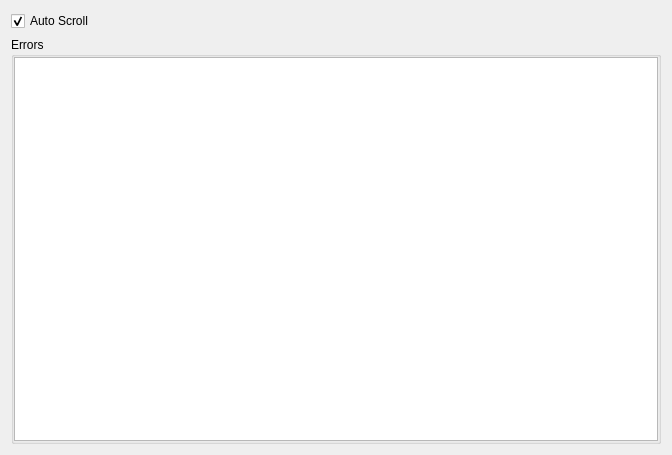
Old version of the form src/dialogs/errorlogdialog.ui in the repository ModbusScope/ModbusScope.
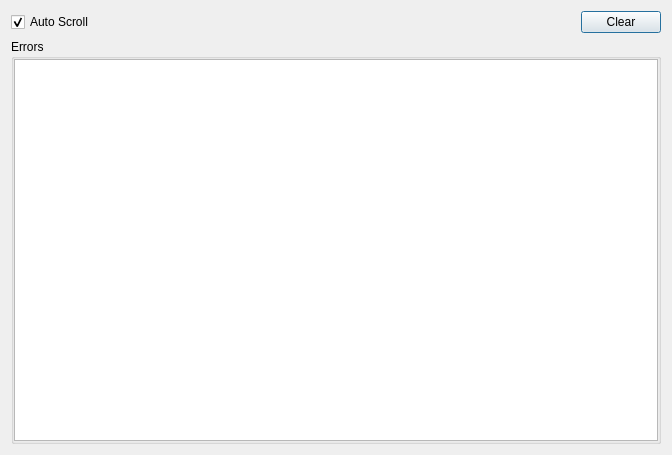
New version of the form.

Commit message: Add clear log button;

Patch:
```diff
--- a/src/dialogs/errorlogdialog.ui
+++ b/src/dialogs/errorlogdialog.ui
@@ -39,6 +39,13 @@
        </property>
       </spacer>
      </item>
+     <item>
+      <widget class="QPushButton" name="pushClear">
+       <property name="text">
+        <string>Clear</string>
+       </property>
+      </widget>
+     </item>
     </layout>
    </item>
    <item>
```
The commit also changes 4 other files.
